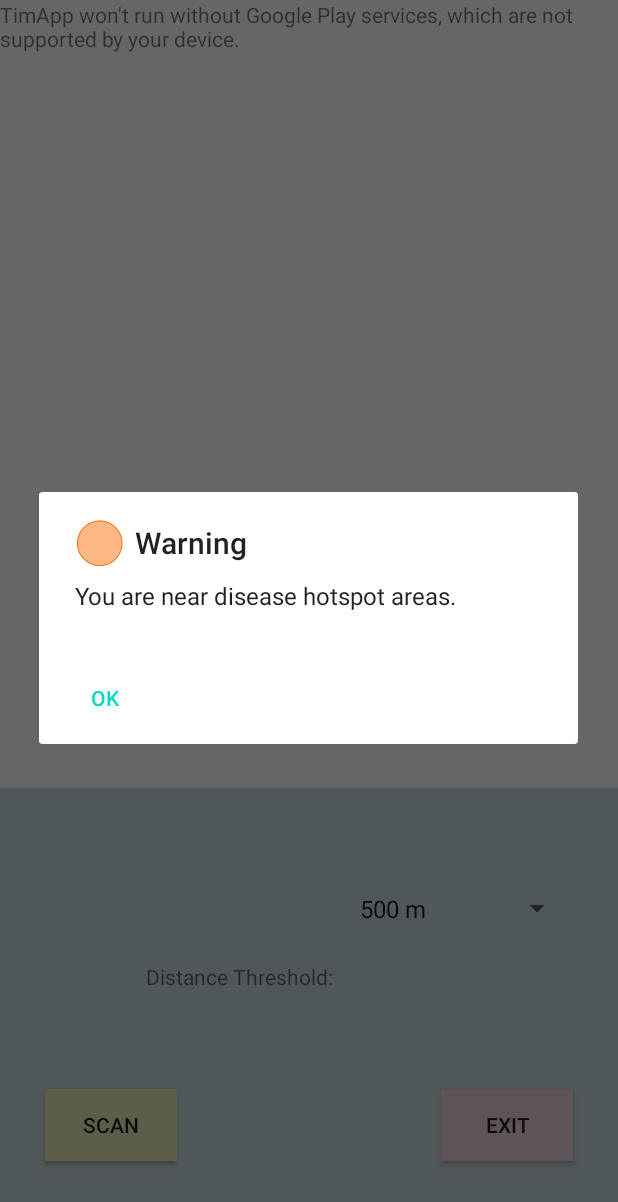
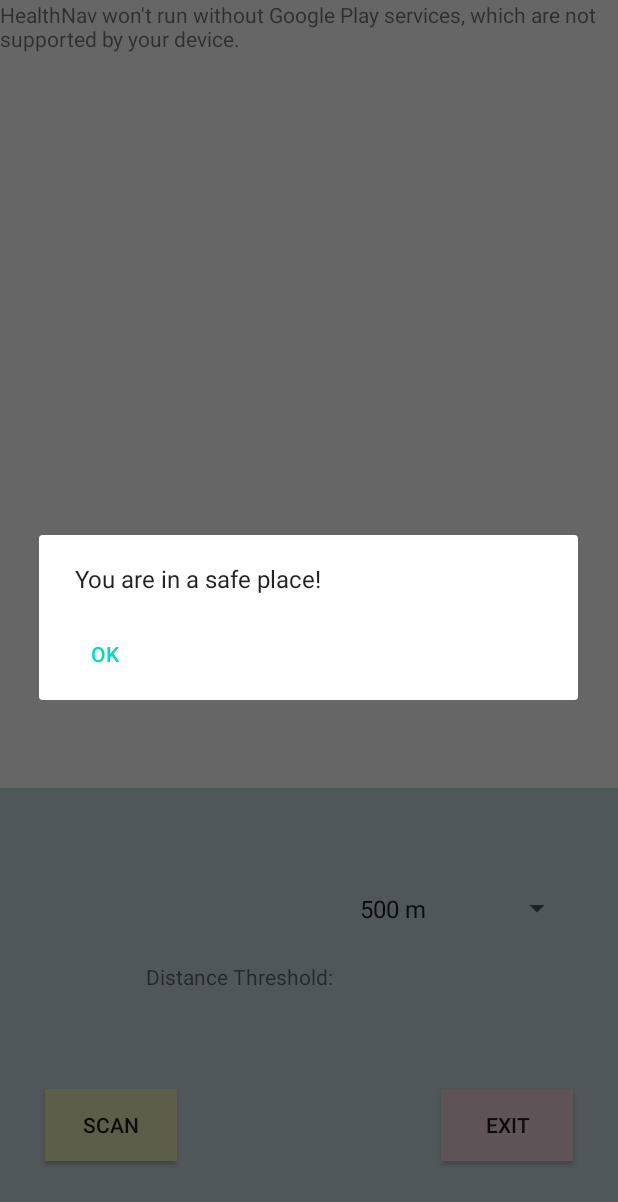
Before and after one commit to sujamh0524/2020Hackathon, an Android app: the screen it shows after launch (MapsActivity), after a tap on "SCAN", on a phone screen of 412 x 824 dp. Shown: the top 1202 px of the screen. Run offline under Robolectric (Android 15) with nearby library versions, the phone set to English and light mode, and no system bars; libraries missing offline, so code that uses them is left out: org.springframework.http, org.springframework.web.

Commit message:
Added HealthNav icon

```diff
--- a/app/src/main/java/com/example/testapp/MapsActivity.java
+++ b/app/src/main/java/com/example/testapp/MapsActivity.java
@@ -235,12 +235,20 @@ public class MapsActivity extends FragmentActivity implements OnMapReadyCallback
 
 
 
-        GoogleMapUtil.populateLocationMarkers(mMap, areaInformations);
+        int numAreas = GoogleMapUtil.populateLocationMarkers(mMap, areaInformations);
 
         AlertDialog alertDialog = new AlertDialog.Builder(MapsActivity.this).create();
+        alertDialog.setButton(AlertDialog.BUTTON_NEUTRAL, "OK",
+                new DialogInterface.OnClickListener() {
+                    public void onClick(DialogInterface dialog, int which) {
+                        dialog.dismiss();
+                    }
+                });
+        if(numAreas > 0) {
+            //alert
+            alertDialog.setIcon(R.drawable.custom_marker);
             alertDialog.setTitle("Warning");
-        alertDialog.setMessage("You are near disease hotspot areas.");
-        alertDialog.setIcon(R.drawable.custom_marker);
+            alertDialog.setMessage("You have " + numAreas + " number of hotspots within <m> meters.");
             alertDialog.setButton(AlertDialog.BUTTON_NEUTRAL, "OK",
                     new DialogInterface.OnClickListener() {
                         public void onClick(DialogInterface dialog, int which) {
@@ -248,7 +256,7 @@ public class MapsActivity extends FragmentActivity implements OnMapReadyCallback
                         }
                     });
             alertDialog.show();
-
+            //notifications
             createNotificationChannel();
             NotificationCompat.Builder builder = new NotificationCompat.Builder(this, "my_channel")
                     .setSmallIcon(R.drawable.warning_icon)
@@ -258,6 +266,12 @@ public class MapsActivity extends FragmentActivity implements OnMapReadyCallback
             NotificationManagerCompat notificationManager = NotificationManagerCompat.from(this);
             int notificationId = 12345;
             notificationManager.notify(notificationId, builder.build());
+        } else {
+            alertDialog.setMessage("You are in a safe place!");
+            alertDialog.show();
+        }
+
+
 
         loadingText.setVisibility(View.INVISIBLE);
         scanButton.setEnabled(true);
--- a/app/src/main/java/com/example/testapp/util/GoogleMapUtil.java
+++ b/app/src/main/java/com/example/testapp/util/GoogleMapUtil.java
@@ -34,7 +34,7 @@ public class GoogleMapUtil {
     }
 
     // TODO Add parameter for Area POJO parsed from json
-    public static void populateLocationMarkers(GoogleMap mMap, List<AreaInformation> areaInformations) {
+    public static int populateLocationMarkers(GoogleMap mMap, List<AreaInformation> areaInformations) {
 
         /*List<LocationObject> dummyLocations = new ArrayList<>();
         LocationObject loc1 = new LocationObject(14.5611721636, 121.021212863);
@@ -59,6 +59,8 @@ public class GoogleMapUtil {
             hotspotMarkerList.add(marker);
             hotspotCircleList.add(circle);
         }
+
+        return areaInformations.size();
     }
 
     public static void clearExistingMarkers() {
--- a/app/src/main/res/mipmap-anydpi-v26/ic_launcher.xml
+++ b/app/src/main/res/mipmap-anydpi-v26/ic_launcher.xml
@@ -1,5 +1,5 @@
 <?xml version="1.0" encoding="utf-8"?>
 <adaptive-icon xmlns:android="http://schemas.android.com/apk/res/android">
-    <background android:drawable="@drawable/ic_launcher_background" />
-    <foreground android:drawable="@drawable/ic_launcher_foreground" />
+    <background android:drawable="@color/ic_launcher_background"/>
+    <foreground android:drawable="@mipmap/ic_launcher_foreground"/>
 </adaptive-icon>
--- a/app/src/main/res/mipmap-anydpi-v26/ic_launcher_round.xml
+++ b/app/src/main/res/mipmap-anydpi-v26/ic_launcher_round.xml
@@ -1,5 +1,5 @@
 <?xml version="1.0" encoding="utf-8"?>
 <adaptive-icon xmlns:android="http://schemas.android.com/apk/res/android">
-    <background android:drawable="@drawable/ic_launcher_background" />
-    <foreground android:drawable="@drawable/ic_launcher_foreground" />
+    <background android:drawable="@color/ic_launcher_background"/>
+    <foreground android:drawable="@mipmap/ic_launcher_foreground"/>
 </adaptive-icon>
--- a/app/src/main/res/values/strings.xml
+++ b/app/src/main/res/values/strings.xml
@@ -1,6 +1,6 @@
 <resources>
-    <string name="app_name">TimApp</string>
-    <string name="title_activity_maps">Map</string>
+    <string name="app_name">HealthNav</string>
+    <string name="title_activity_maps">HealthNav</string>
     <string-array name="threshold_options">
         <item>500 m</item>
         <item>1 km</item>
```
Also changed, not shown: app/src/main/res/mipmap-hdpi/ic_launcher.png, app/src/main/res/mipmap-hdpi/ic_launcher_round.png, app/src/main/res/mipmap-mdpi/ic_launcher.png, app/src/main/res/mipmap-mdpi/ic_launcher_foreground.png (added), app/src/main/res/mipmap-mdpi/ic_launcher_round.png, app/src/main/res/mipmap-xhdpi/ic_launcher.png, app/src/main/res/mipmap-xhdpi/ic_launcher_round.png, app/src/main/res/mipmap-xxhdpi/ic_launcher.png, app/src/main/res/mipmap-xxhdpi/ic_launcher_round.png, app/src/main/res/mipmap-xxxhdpi/ic_launcher.png, app/src/main/res/mipmap-xxxhdpi/ic_launcher_round.png. Lines whose indentation alone changed are shown as unchanged.
